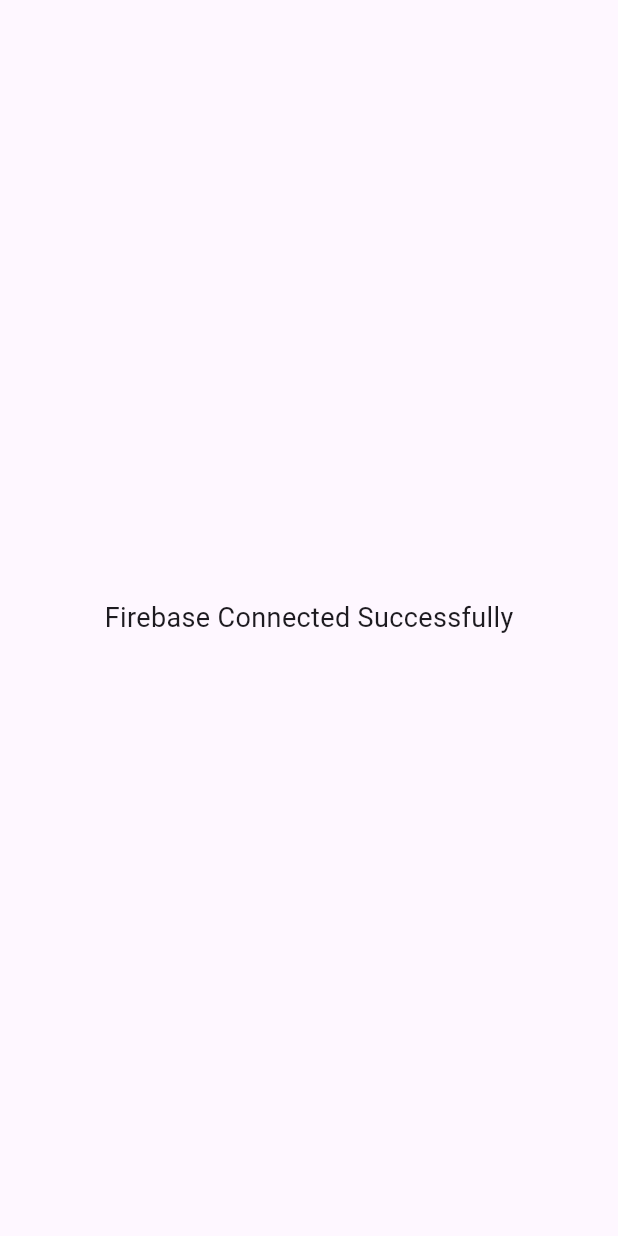
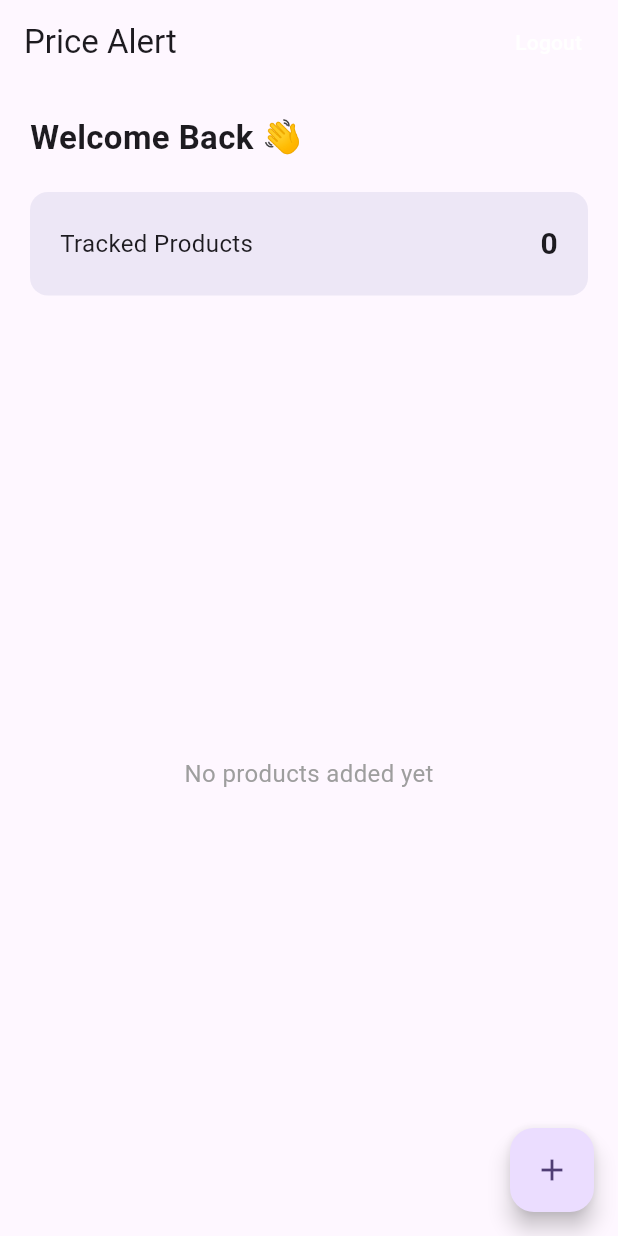
Before and after one commit to pilot32/Price_scrapper-flutter-, a Flutter app: the screen it shows once a user with an empty profile is signed in, on a phone screen of 412 x 824 dp. Run offline on Flutter 3.47's test engine with Material 3 defaults, Android fonts, the phone set to English and light mode, and no system bars; our stand-ins replace firebase_auth, firebase_core; accounts and stored records are empty.

Commit message:
added home page

```diff
--- a/lib/main.dart
+++ b/lib/main.dart
@@ -1,6 +1,7 @@
 import 'package:flutter/material.dart';
 import 'package:firebase_core/firebase_core.dart';
 import 'package:price_scrapper/screens/login.dart';
+import 'package:price_scrapper/screens/home.dart';
 import 'firebase_options.dart';
 import 'package:firebase_auth/firebase_auth.dart';
 import 'services/auth_service.dart';
@@ -52,19 +53,3 @@
     );
   }
 }
-
-class HomeScreen extends StatelessWidget {
-  const HomeScreen({super.key});
-
-  @override
-  Widget build(BuildContext context) {
-    return const Scaffold(
-      body: Center(
-        child: Text(
-          "Firebase Connected Successfully",
-          style: TextStyle(fontSize: 18),
-        ),
-      ),
-    );
-  }
-}
--- a/lib/screens/home.dart
+++ b/lib/screens/home.dart
@@ -0,0 +1,77 @@
+import 'package:flutter/material.dart';
+import '../services/auth_service.dart';
+
+class HomeScreen extends StatelessWidget {
+  const HomeScreen({super.key});
+
+  @override
+  Widget build(BuildContext context) {
+    return Scaffold(
+      appBar: AppBar(
+        title: const Text("Price Alert"),
+        actions: [
+          Padding(
+            padding: const EdgeInsets.only(right: 12),
+            child: TextButton(
+              onPressed: () async {
+                await AuthService().logout();
+              },
+              child: const Text(
+                "Logout",
+                style: TextStyle(color: Colors.white),
+              ),
+            ),
+          ),
+        ],
+      ),
+      body: Padding(
+        padding: const EdgeInsets.all(20),
+        child: Column(
+          crossAxisAlignment: CrossAxisAlignment.start,
+          children: [
+            const Text(
+              "Welcome Back 👋",
+              style: TextStyle(fontSize: 22, fontWeight: FontWeight.bold),
+            ),
+            const SizedBox(height: 20),
+
+            Container(
+              padding: const EdgeInsets.all(20),
+              decoration: BoxDecoration(
+                color: Colors.deepPurple.shade50,
+                borderRadius: BorderRadius.circular(12),
+              ),
+              child: const Row(
+                mainAxisAlignment: MainAxisAlignment.spaceBetween,
+                children: [
+                  Text("Tracked Products", style: TextStyle(fontSize: 16)),
+                  Text(
+                    "0",
+                    style: TextStyle(fontSize: 20, fontWeight: FontWeight.bold),
+                  ),
+                ],
+              ),
+            ),
+
+            const SizedBox(height: 30),
+
+            Expanded(
+              child: Center(
+                child: Text(
+                  "No products added yet",
+                  style: TextStyle(fontSize: 16, color: Colors.grey),
+                ),
+              ),
+            ),
+          ],
+        ),
+      ),
+      floatingActionButton: FloatingActionButton(
+        onPressed: () {
+          // Add product button (UI only)
+        },
+        child: const Icon(Icons.add),
+      ),
+    );
+  }
+}
```
